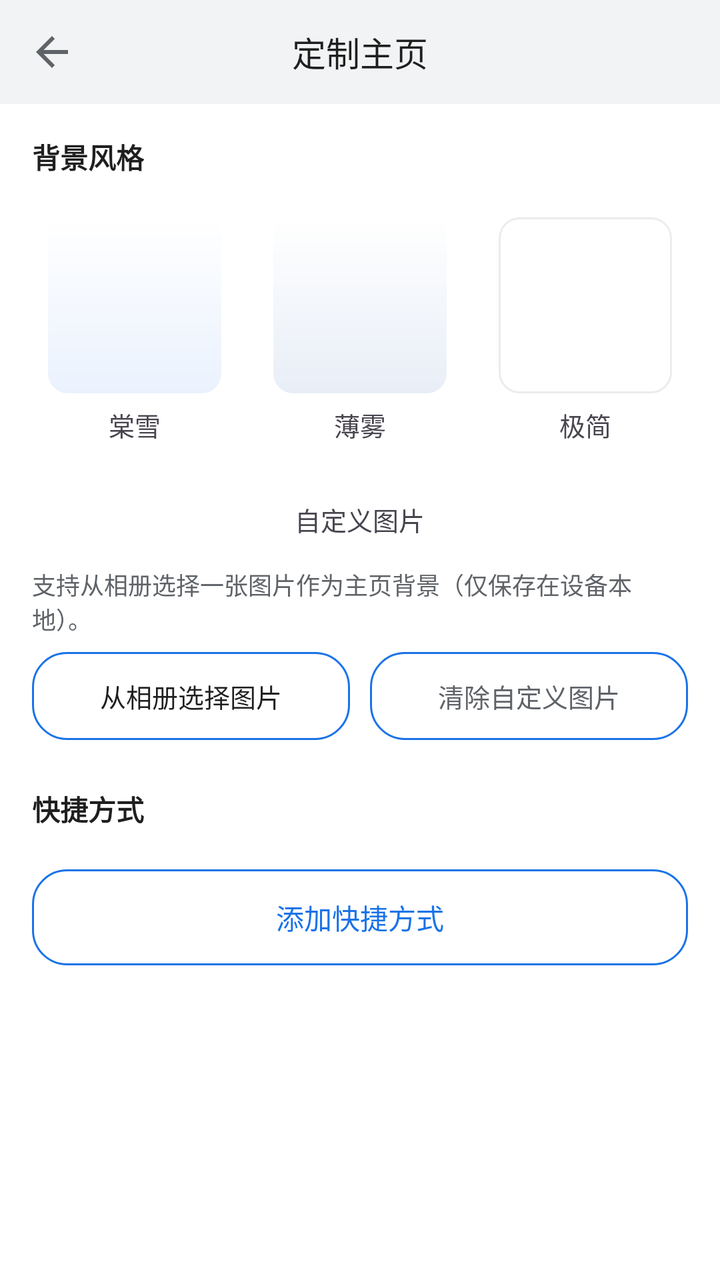
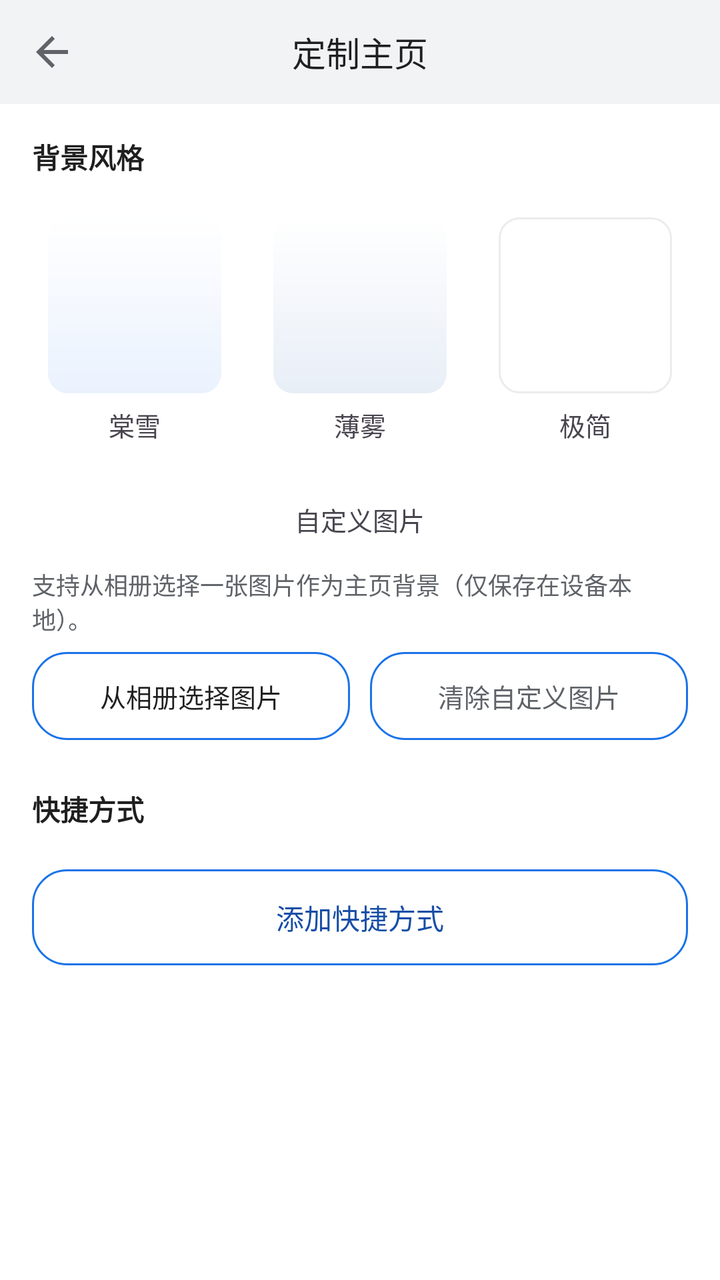

Two renders of the same Android screen: before a commit and after it. Below are the layout's source before the change and the commit's diff.
<!-- AndroidManifest.xml: activity theme Theme.TangSnow -->
<!-- res/layout/activity_home_customize.xml -->
<?xml version="1.0" encoding="utf-8"?>
<LinearLayout xmlns:android="http://schemas.android.com/apk/res/android"
    xmlns:app="http://schemas.android.com/apk/res-auto"
    android:layout_width="match_parent"
    android:layout_height="match_parent"
    android:orientation="vertical"
    android:fitsSystemWindows="true"
    android:background="?attr/colorSurface">

    <LinearLayout
        android:layout_width="match_parent"
        android:layout_height="@dimen/title_bar_height"
        android:orientation="horizontal"
        android:gravity="center_vertical"
        android:paddingHorizontal="@dimen/title_bar_padding_h"
        android:background="?attr/colorSurfaceVariant">

        <androidx.appcompat.widget.AppCompatImageButton
            android:id="@+id/btnBack"
            android:layout_width="@dimen/title_action_size"
            android:layout_height="@dimen/title_action_size"
            android:src="@drawable/ic_arrow_back"
            app:tint="?attr/colorOnSurfaceVariant"
            android:background="?attr/selectableItemBackgroundBorderless"
            android:contentDescription="@string/btn_back" />

        <TextView
            android:layout_width="0dp"
            android:layout_height="wrap_content"
            android:layout_weight="1"
            android:gravity="center"
            android:text="@string/customize_home_title"
            android:textSize="@dimen/title_text_size"
            android:textColor="?attr/colorOnSurface" />

        <View
            android:layout_width="@dimen/title_action_size"
            android:layout_height="1dp" />
    </LinearLayout>

    <ScrollView
        android:layout_width="match_parent"
        android:layout_height="0dp"
        android:layout_weight="1">

        <LinearLayout
            android:layout_width="match_parent"
            android:layout_height="wrap_content"
            android:orientation="vertical"
            android:padding="16dp">

            <TextView
                android:layout_width="wrap_content"
                android:layout_height="wrap_content"
                android:text="@string/home_style_label"
                android:textSize="14sp"
                android:textStyle="bold"
                android:textColor="?attr/colorOnSurface" />

            <LinearLayout
                android:layout_width="match_parent"
                android:layout_height="wrap_content"
                android:layout_marginTop="12dp"
                android:orientation="horizontal"
                android:baselineAligned="false">

                <LinearLayout
                    android:id="@+id/styleTangSnow"
                    android:layout_width="0dp"
                    android:layout_height="wrap_content"
                    android:layout_weight="1"
                    android:orientation="vertical"
                    android:gravity="center"
                    android:padding="8dp"
                    android:background="?attr/selectableItemBackground">

                    <ImageView
                        android:layout_width="match_parent"
                        android:layout_height="88dp"
                        android:src="@drawable/bg_style_tangsnow"
                        android:importantForAccessibility="no" />

                    <TextView
                        android:id="@+id/styleTangSnowLabel"
                        android:layout_width="wrap_content"
                        android:layout_height="wrap_content"
                        android:layout_marginTop="6dp"
                        android:text="@string/style_tangsnow"
                        android:textSize="13sp" />
                </LinearLayout>

                <LinearLayout
                    android:id="@+id/styleMist"
                    android:layout_width="0dp"
                    android:layout_height="wrap_content"
                    android:layout_weight="1"
                    android:orientation="vertical"
                    android:gravity="center"
                    android:layout_marginStart="10dp"
                    android:padding="8dp"
                    android:background="?attr/selectableItemBackground">

                    <ImageView
                        android:layout_width="match_parent"
                        android:layout_height="88dp"
                        android:src="@drawable/bg_style_mist"
                        android:importantForAccessibility="no" />

                    <TextView
                        android:id="@+id/styleMistLabel"
                        android:layout_width="wrap_content"
                        android:layout_height="wrap_content"
                        android:layout_marginTop="6dp"
                        android:text="@string/style_mist"
                        android:textSize="13sp" />
                </LinearLayout>

                <LinearLayout
                    android:id="@+id/stylePlain"
                    android:layout_width="0dp"
                    android:layout_height="wrap_content"
                    android:layout_weight="1"
                    android:orientation="vertical"
                    android:gravity="center"
                    android:layout_marginStart="10dp"
                    android:padding="8dp"
                    android:background="?attr/selectableItemBackground">

                    <ImageView
                        android:layout_width="match_parent"
                        android:layout_height="88dp"
                        android:src="@drawable/bg_style_plain"
                        android:importantForAccessibility="no" />

                    <TextView
                        android:id="@+id/stylePlainLabel"
                        android:layout_width="wrap_content"
                        android:layout_height="wrap_content"
                        android:layout_marginTop="6dp"
                        android:text="@string/style_plain"
                        android:textSize="13sp" />
                </LinearLayout>
            </LinearLayout>

            
            <LinearLayout
                android:id="@+id/styleImage"
                android:layout_width="match_parent"
                android:layout_height="wrap_content"
                android:layout_marginTop="12dp"
                android:orientation="vertical"
                android:gravity="center"
                android:padding="8dp"
                android:background="?attr/selectableItemBackground">

                <TextView
                    android:id="@+id/styleImageLabel"
                    android:layout_width="wrap_content"
                    android:layout_height="wrap_content"
                    android:text="@string/style_image"
                    android:textSize="13sp" />
            </LinearLayout>

            <TextView
                android:layout_width="wrap_content"
                android:layout_height="wrap_content"
                android:layout_marginTop="6dp"
                android:text="@string/style_image_hint"
                android:textSize="12sp"
                android:textColor="?attr/colorOnSurfaceVariant" />

            <ImageView
                android:id="@+id/imgHomePreview"
                android:layout_width="match_parent"
                android:layout_height="120dp"
                android:layout_marginTop="8dp"
                android:scaleType="centerCrop"
                android:visibility="gone"
                android:contentDescription="@string/style_image_preview_desc" />

            <LinearLayout
                android:layout_width="match_parent"
                android:layout_height="wrap_content"
                android:layout_marginTop="8dp"
                android:orientation="horizontal">

                <TextView
                    android:id="@+id/btnPickImage"
                    android:layout_width="0dp"
                    android:layout_height="44dp"
                    android:layout_weight="1"
                    android:gravity="center"
                    android:text="@string/style_image_pick"
                    android:textColor="?attr/colorOnSurface"
                    android:textSize="13sp"
                    android:background="@drawable/bg_btn_pill_outline" />

                <View
                    android:layout_width="10dp"
                    android:layout_height="1dp" />

                <TextView
                    android:id="@+id/btnClearImage"
                    android:layout_width="0dp"
                    android:layout_height="44dp"
                    android:layout_weight="1"
                    android:gravity="center"
                    android:text="@string/style_image_clear"
                    android:textColor="?attr/colorOnSurfaceVariant"
                    android:textSize="13sp"
                    android:background="@drawable/bg_btn_pill_outline" />
            </LinearLayout>

            <TextView
                android:layout_width="wrap_content"
                android:layout_height="wrap_content"
                android:layout_marginTop="24dp"
                android:text="@string/shortcuts_label"
                android:textSize="14sp"
                android:textStyle="bold"
                android:textColor="?attr/colorOnSurface" />

            <TextView
                android:id="@+id/shortcutsEmpty"
                android:layout_width="match_parent"
                android:layout_height="wrap_content"
                android:layout_marginTop="8dp"
                android:text="@string/shortcuts_empty"
                android:textSize="12sp"
                android:textColor="?attr/colorOnSurfaceVariant"
                android:visibility="gone" />

            <LinearLayout
                android:id="@+id/shortcutsContainer"
                android:layout_width="match_parent"
                android:layout_height="wrap_content"
                android:layout_marginTop="8dp"
                android:orientation="vertical" />

            <TextView
                android:id="@+id/btnAddShortcut"
                android:layout_width="match_parent"
                android:layout_height="48dp"
                android:layout_marginTop="12dp"
                android:gravity="center"
                android:text="@string/shortcut_add"
                android:textColor="?attr/colorPrimary"
                android:textSize="14sp"
                android:background="@drawable/bg_btn_pill_outline" />
        </LinearLayout>
    </ScrollView>

</LinearLayout>
<!-- resources referenced by this layout -->
<resources>
  <dimen name="title_action_size">40dp</dimen>
  <dimen name="title_bar_height">52dp</dimen>
  <dimen name="title_bar_padding_h">6dp</dimen>
  <dimen name="title_text_size">17sp</dimen>
  <!-- drawable bg_style_mist (drawable) -->
  <?xml version="1.0" encoding="utf-8"?>
  <shape xmlns:android="http://schemas.android.com/apk/res/android" android:shape="rectangle">
      <corners android:radius="10dp" />
      <gradient android:angle="270" android:startColor="@color/mist_bg_top" android:endColor="@color/mist_bg_bottom" />
  </shape>
  <!-- drawable bg_style_plain (drawable) -->
  <?xml version="1.0" encoding="utf-8"?>
  <shape xmlns:android="http://schemas.android.com/apk/res/android" android:shape="rectangle">
      <corners android:radius="10dp" />
      <solid android:color="@color/page_bg" />
      <stroke android:width="1dp" android:color="@color/style_stroke" />
  </shape>
  <!-- drawable bg_style_tangsnow (drawable) -->
  <?xml version="1.0" encoding="utf-8"?>
  <shape xmlns:android="http://schemas.android.com/apk/res/android" android:shape="rectangle">
      <corners android:radius="10dp" />
      <gradient android:angle="270" android:startColor="@color/home_bg_top" android:endColor="@color/home_bg_bottom" />
  </shape>
  <!-- drawable ic_arrow_back (drawable) -->
  <vector xmlns:android="http://schemas.android.com/apk/res/android"
      android:width="24dp"
      android:height="24dp"
      android:viewportWidth="24"
      android:viewportHeight="24">
      <path
          android:fillColor="#FFFFFFFF"
          android:pathData="M20,11H7.83l5.59,-5.59L12,4l-8,8 8,8 1.41,-1.41L7.83,13H20v-2z" />
  </vector>
  <string name="btn_back">返回</string>
  <string name="customize_home_title">定制主页</string>
  <string name="home_style_label">背景风格</string>
  <string name="shortcut_add">添加快捷方式</string>
  <string name="shortcuts_empty">还没有快捷方式，点下方按钮添加</string>
  <string name="shortcuts_label">快捷方式</string>
  <string name="style_image">自定义图片</string>
  <string name="style_image_clear">清除自定义图片</string>
  <string name="style_image_hint">支持从相册选择一张图片作为主页背景（仅保存在设备本地）。</string>
  <string name="style_image_pick">从相册选择图片</string>
  <string name="style_image_preview_desc">当前自定义背景预览</string>
  <string name="style_mist">薄雾</string>
  <string name="style_plain">极简</string>
  <string name="style_tangsnow">棠雪</string>
  <style name="Theme.TangSnow" parent="Base.Theme.TangSnow">
          
          <item name="preferenceTheme">@style/PreferenceThemeOverlay.TangSnow</item>
      </style>
  <color name="accent">#1A73E8</color>
  <color name="mist_bg_top">#FFFFFF</color>
  <color name="mist_bg_bottom">#E8EEF7</color>
  <color name="page_bg">#FFFFFF</color>
  <color name="style_stroke">#1E5F6368</color>
  <color name="home_bg_top">#FFFFFF</color>
  <color name="home_bg_bottom">#EAF2FE</color>
  <style name="PreferenceThemeOverlay.TangSnow" parent="PreferenceThemeOverlay">
          <item name="android:scrollbars">none</item>
      </style>
  <color name="on_accent">#FFFFFF</color>
  <color name="accent_container">#D3E3FD</color>
  <color name="on_accent_container">#174EA6</color>
  <color name="accent_muted">#5F6368</color>
  <color name="secondary_container">#E8EAED</color>
  <color name="on_secondary_container">#1F1F1F</color>
  <color name="on_page">#1F1F1F</color>
  <color name="surface_variant">#F1F3F4</color>
  <color name="on_surface_variant">#5F6368</color>
  <color name="surface_container_low">#F7F9FC</color>
  <color name="surface_container">#F1F5FC</color>
  <color name="surface_container_high">#EAF0F9</color>
  <color name="outline">#74777F</color>
  <color name="outline_variant">#C4C6D0</color>
  <color name="error">#BA1A1A</color>
  <color name="on_error">#FFFFFF</color>
  <color name="error_container">#FFDAD6</color>
  <color name="on_error_container">#410002</color>
  <!-- unchanged entries left out for length: 2 -->
</resources>

<!-- the commit's change to res/layout/activity_home_customize.xml (unified diff, before → after) -->
@@ -244,7 +244,7 @@
                 android:layout_marginTop="12dp"
                 android:gravity="center"
                 android:text="@string/shortcut_add"
-                android:textColor="?attr/colorPrimary"
+                android:textColor="@color/accent_text"
                 android:textSize="14sp"
                 android:background="@drawable/bg_btn_pill_outline" />
         </LinearLayout>
<!-- resource entries referenced after the edit -->
@@ -1,5 +1,6 @@
 <!-- resources referenced by this layout -->
 <resources>
+  <color name="accent_text">#174EA6</color>
   <dimen name="title_action_size">40dp</dimen>
   <dimen name="title_bar_height">52dp</dimen>
   <dimen name="title_bar_padding_h">6dp</dimen>
@@ -28,7 +29,8 @@
       android:width="24dp"
       android:height="24dp"
       android:viewportWidth="24"
-      android:viewportHeight="24">
+      android:viewportHeight="24"
+      android:autoMirrored="true">
       <path
           android:fillColor="#FFFFFFFF"
           android:pathData="M20,11H7.83l5.59,-5.59L12,4l-8,8 8,8 1.41,-1.41L7.83,13H20v-2z" />
